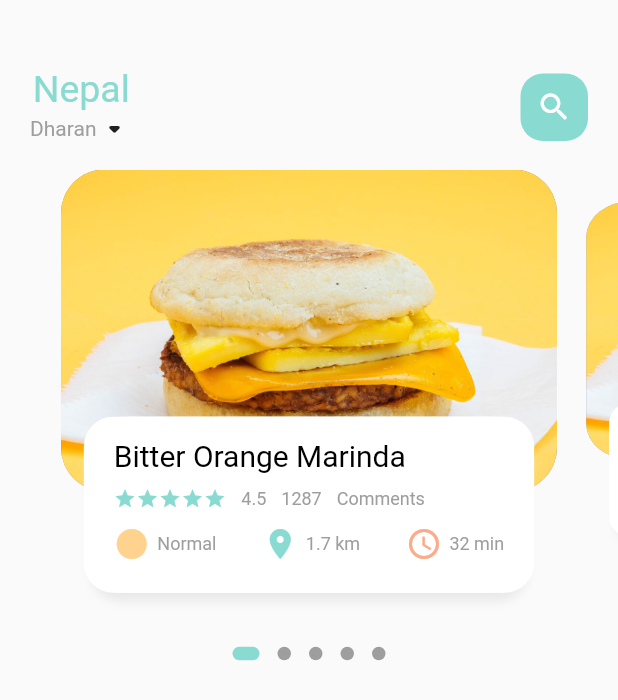
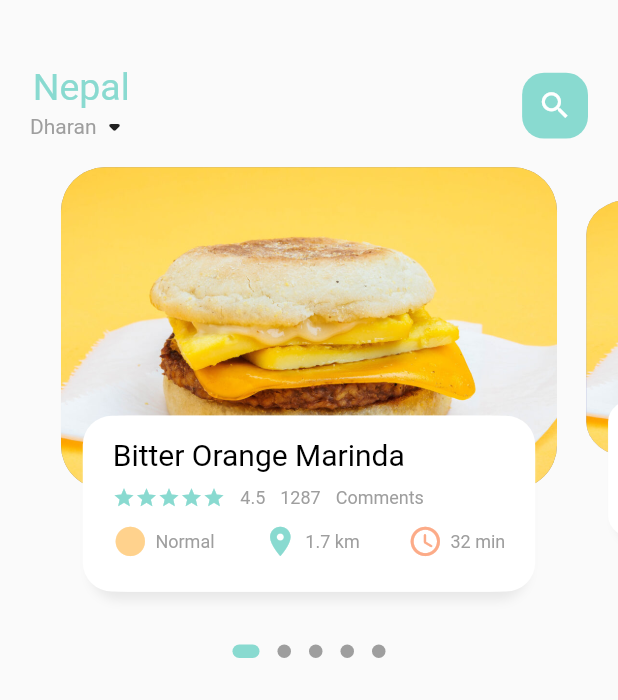
Before and after one commit to subin1rai/E-commerce, a Flutter app: the screen it shows after launch, on a phone screen of 412 x 824 dp. Shown: the top 700 px of the screen. Run offline on Flutter 3.47's test engine with Material 2 defaults, Android fonts, the phone set to English and light mode, and no system bars; drawn by our look-alikes of dots_indicator; our stand-ins replace get.

Commit message:
icon size stack container

```diff
--- a/lib/Home/food_page_body.dart
+++ b/lib/Home/food_page_body.dart
@@ -115,7 +115,7 @@ setState(() {
             alignment: Alignment.bottomCenter,
             child: Container(
               height: Dimensions.pageViewTextController,
-              margin: EdgeInsets.only(left: 30, bottom: 30, right: 30),
+              margin: EdgeInsets.only(left: Dimensions.radius30, bottom: Dimensions.radius30, right: Dimensions.radius30),
               decoration: BoxDecoration(
                 borderRadius: BorderRadius.circular(Dimensions.radius20
                 ),
--- a/lib/Home/main_food_page.dart
+++ b/lib/Home/main_food_page.dart
@@ -1,5 +1,6 @@
 import 'package:e_commerce/Home/food_page_body.dart';
 import 'package:e_commerce/util/color.dart';
+import 'package:e_commerce/util/dimensions.dart';
 import 'package:e_commerce/widgets/big_text.dart';
 import 'package:e_commerce/widgets/small_text.dart';
 import 'package:flutter/material.dart';
@@ -20,7 +21,7 @@ class _MainFoodPageState extends State<MainFoodPage> {
         //app Bar
         Container(
           child: Container(
-            margin: EdgeInsets.only(top: 45, bottom: 15),
+            margin: EdgeInsets.only(top: Dimensions.radius45, bottom: Dimensions.radius15),
             padding: EdgeInsets.symmetric(horizontal: 20),
             child: Row(
               mainAxisAlignment: MainAxisAlignment.spaceBetween,
@@ -46,14 +47,15 @@ class _MainFoodPageState extends State<MainFoodPage> {
                 ),
                 Center(
                   child: Container(
-                    width: 45,
-                    height: 45,
+                    width: Dimensions.radius45,
+                    height: Dimensions.radius45,
                     decoration: BoxDecoration(
-                        borderRadius: BorderRadius.circular(15),
+                        borderRadius: BorderRadius.circular(Dimensions.radius15),
                         color: FoodColor.mainColor),
                     child: Icon(
                       Icons.search,
                       color: Colors.white,
+                      size: Dimensions.size24,
                     ),
                   ),
                 )
--- a/lib/util/dimensions.dart
+++ b/lib/util/dimensions.dart
@@ -24,8 +24,14 @@ static double width20 = screenHight/82.2;
 
 
 static double font20 = screenHight/42.2;
+static double radius15 = screenHight/56.27;
 static double radius20 = screenHight/42.2;
 static double radius30 = screenHight/28.13;
+static double radius45 = screenHight/18.76;
+
+//icon size
+static double size24 = screenHight/35.17;
+
 
 
 }
--- a/lib/widgets/icon_and_text.dart
+++ b/lib/widgets/icon_and_text.dart
@@ -1,3 +1,4 @@
+import 'package:e_commerce/util/dimensions.dart';
 import 'package:e_commerce/widgets/small_text.dart';
 import 'package:flutter/material.dart';
 
@@ -15,7 +16,7 @@ class IconandText extends StatelessWidget {
   Widget build(BuildContext context) {
     return Row(
       children: [
-        Icon(icon,color: iconColor,),
+        Icon(icon,color: iconColor,size: Dimensions.size24,),
         SizedBox(width: 5,),
         SmallText(text: text,),
       ],
```
